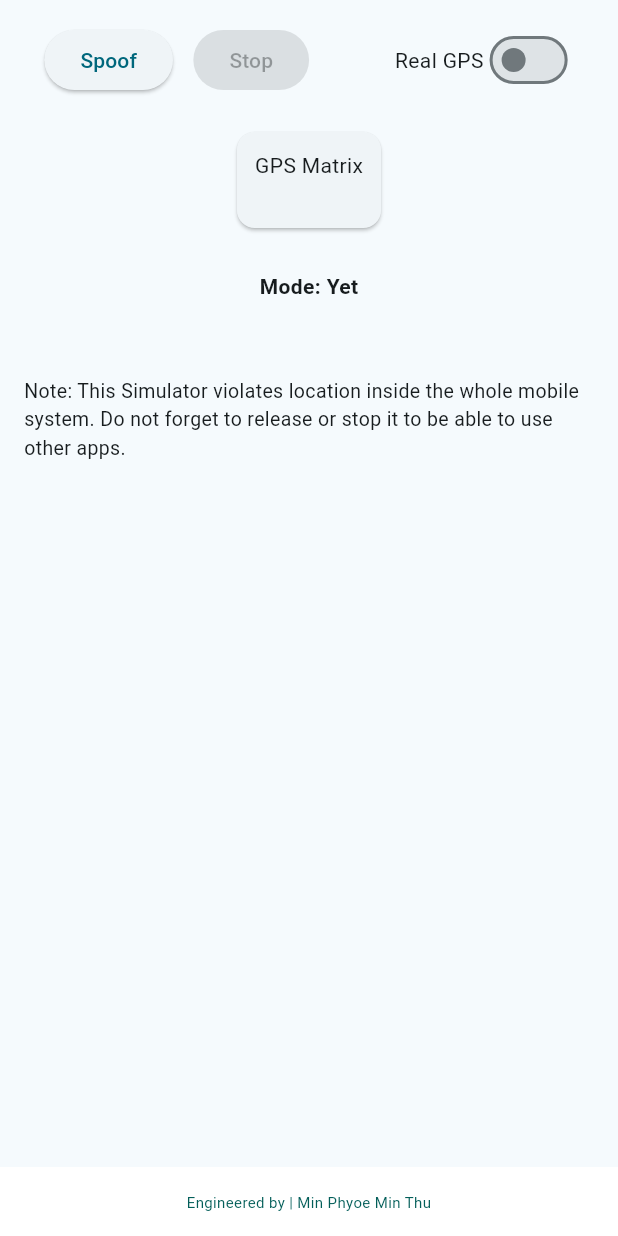
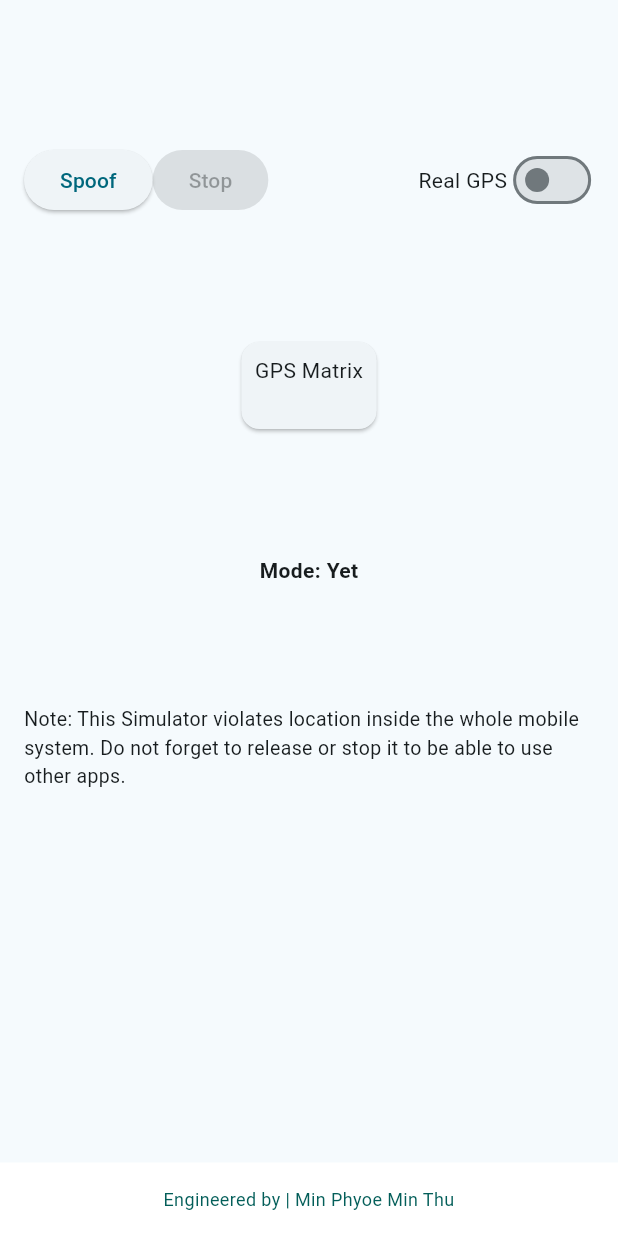
Before and after one commit to DejavuNerdPro/spoofing-vacuum, a Flutter app: the screen it shows after launch, on a phone screen of 412 x 824 dp. Run offline on Flutter 3.47's test engine with Material 3 defaults, Android fonts, the phone set to English and light mode, and no system bars; our stand-ins replace geocoding, geolocator.

Commit message:
[MODIFIED] UI

```diff
--- a/spoof_vacuum/lib/main.dart
+++ b/spoof_vacuum/lib/main.dart
@@ -274,6 +274,7 @@ class _MyHomePageState extends State<MyHomePage> {
         padding: const EdgeInsets.all(16.0),
         child: Column(
           children: [
+            const SizedBox(height: 80),
             // Input lat/lng
             // Row(
             //   children: [
@@ -319,7 +320,7 @@ class _MyHomePageState extends State<MyHomePage> {
                   onPressed: _isMocking ? _stopMocking : null,
                   child: const Text('Stop'),
                 ),
-                const SizedBox(width: 30),
+                const SizedBox(width: 100),
                 Column(
                   children: [
                     Row(
@@ -337,22 +338,22 @@ class _MyHomePageState extends State<MyHomePage> {
                 ),
               ],
             ),
-            const SizedBox(height: 20),
+            const SizedBox(height: 80),
 
             // current position display
             Card(
               child: Padding(
-                padding: const EdgeInsets.all(12.0),
+                padding: const EdgeInsets.all(9.0),
                 child: _positionCard(),
               ),
             ),
 
-            const SizedBox(height: 25),
+            const SizedBox(height: 80),
             Text(
               'Mode: ${_useRealLocation ? 'Real device location' : (_isMocking ? 'Spoofing location' : 'Yet') }',
               style: const TextStyle(fontWeight: FontWeight.bold),
             ),
-            const SizedBox(height: 50),
+            const SizedBox(height: 80),
             const Text(
                 'Note: This Simulator violates location inside the whole mobile system. Do not forget to release or stop it to be able to use other apps.',
                 style: TextStyle(fontSize: 13),
@@ -366,7 +367,7 @@ class _MyHomePageState extends State<MyHomePage> {
     child: const Text(
       'Engineered by | Min Phyoe Min Thu',
       textAlign: TextAlign.center,
-      style: TextStyle(color: Color.fromARGB(255, 3, 94, 89),fontSize: 10),
+      style: TextStyle(color: Color.fromARGB(255, 3, 94, 89),fontSize: 12),
     ),
   ),
     );
```
